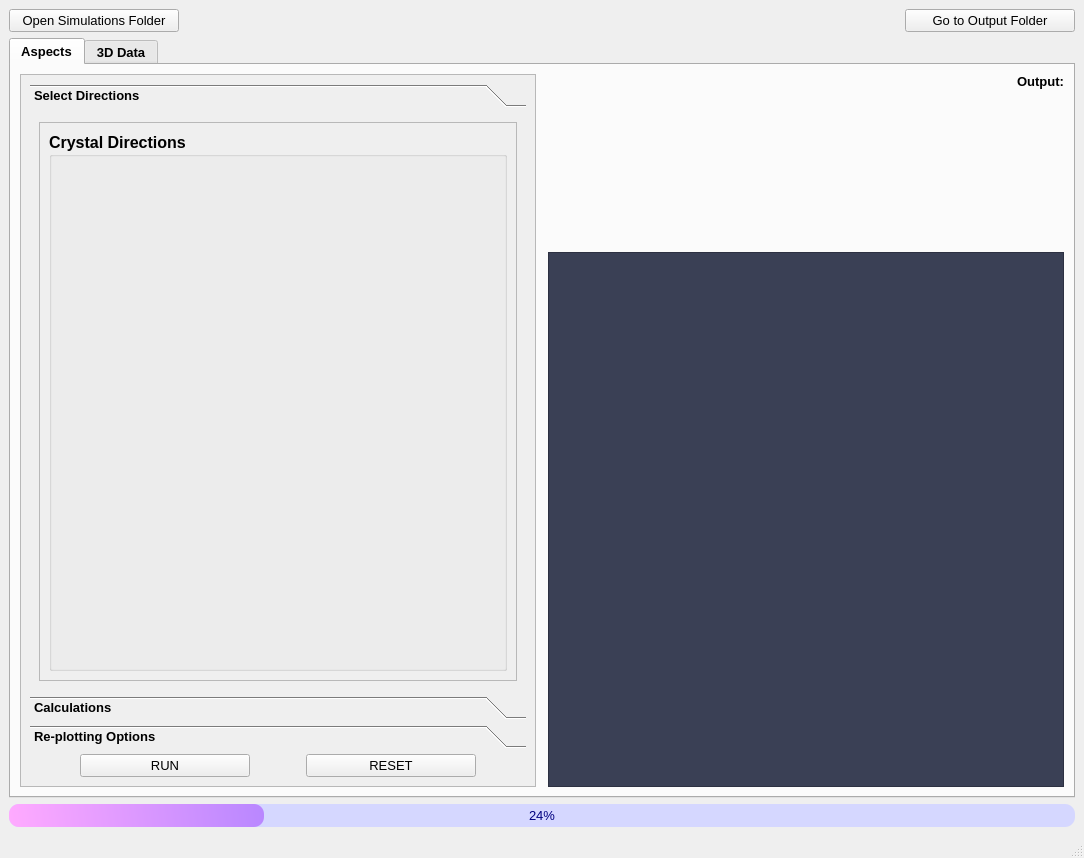
Above: CrystalAspects/GUI/InputWindow.ui from CrystalGrowerOrg/cgaspects before the change. Below: the same form after it.
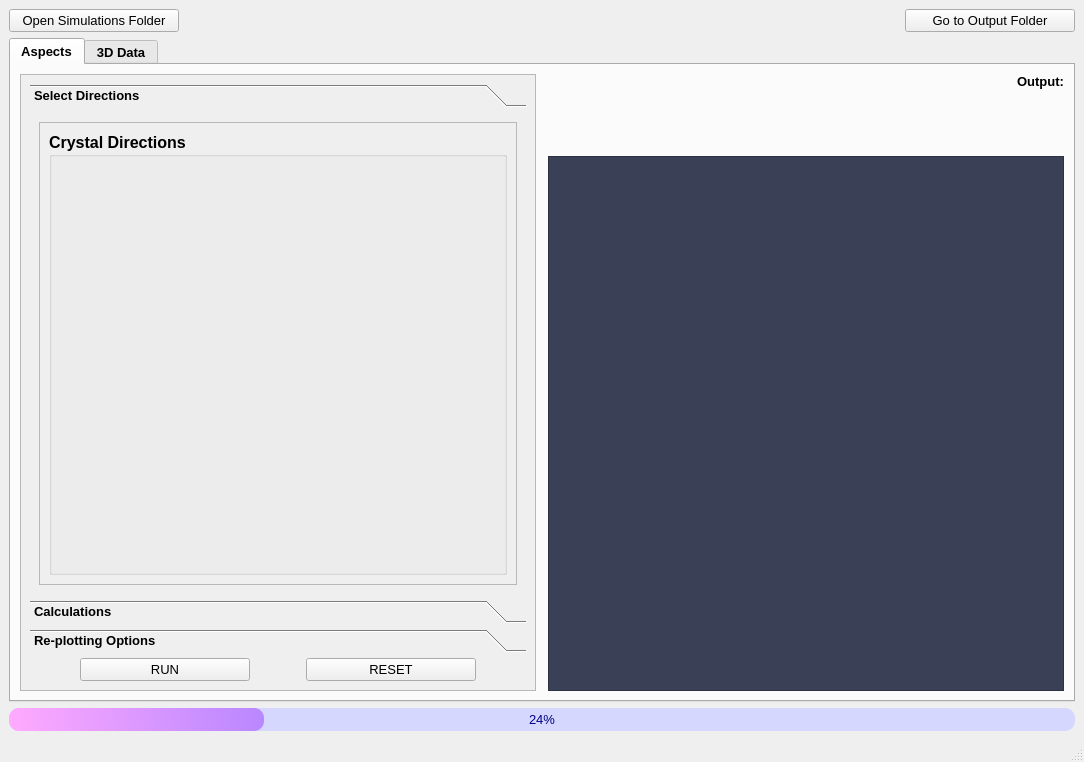
That is the form after the change. The open tabs and pages were chosen to show the change. Icons and pictures are not drawn.

```diff
--- a/CrystalAspects/GUI/InputWindow.ui
+++ b/CrystalAspects/GUI/InputWindow.ui
@@ -10,7 +10,7 @@
     <x>0</x>
     <y>0</y>
     <width>1084</width>
-    <height>858</height>
+    <height>762</height>
    </rect>
   </property>
   <property name="font">
@@ -76,7 +76,7 @@
              <x>0</x>
              <y>0</y>
              <width>497</width>
-             <height>686</height>
+             <height>590</height>
             </rect>
            </property>
            <layout class="QVBoxLayout" name="verticalLayout_12">
@@ -99,7 +99,7 @@
                    <x>0</x>
                    <y>0</y>
                    <width>471</width>
-                   <height>528</height>
+                   <height>432</height>
                   </rect>
                  </property>
                  <attribute name="label">
@@ -117,7 +117,7 @@
                        <x>0</x>
                        <y>0</y>
                        <width>445</width>
-                       <height>502</height>
+                       <height>406</height>
                       </rect>
                      </property>
                      <layout class="QGridLayout" name="gridLayout_8">
```
Left out of the diff: 12 changed lines with no effect on the pictures.
